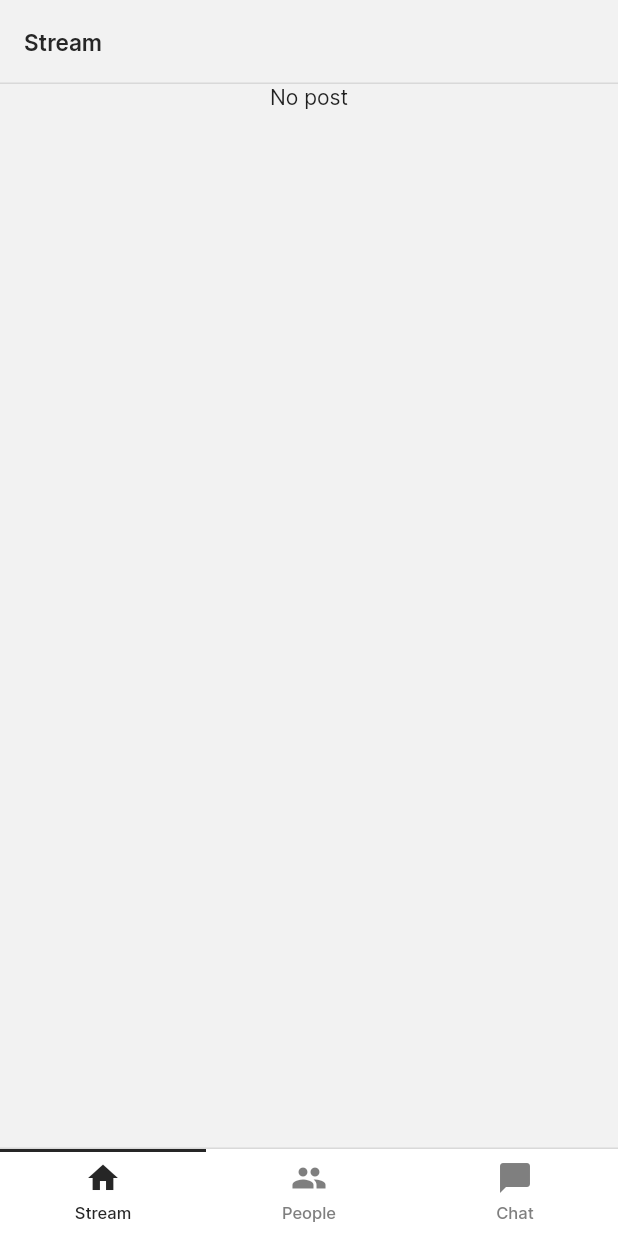
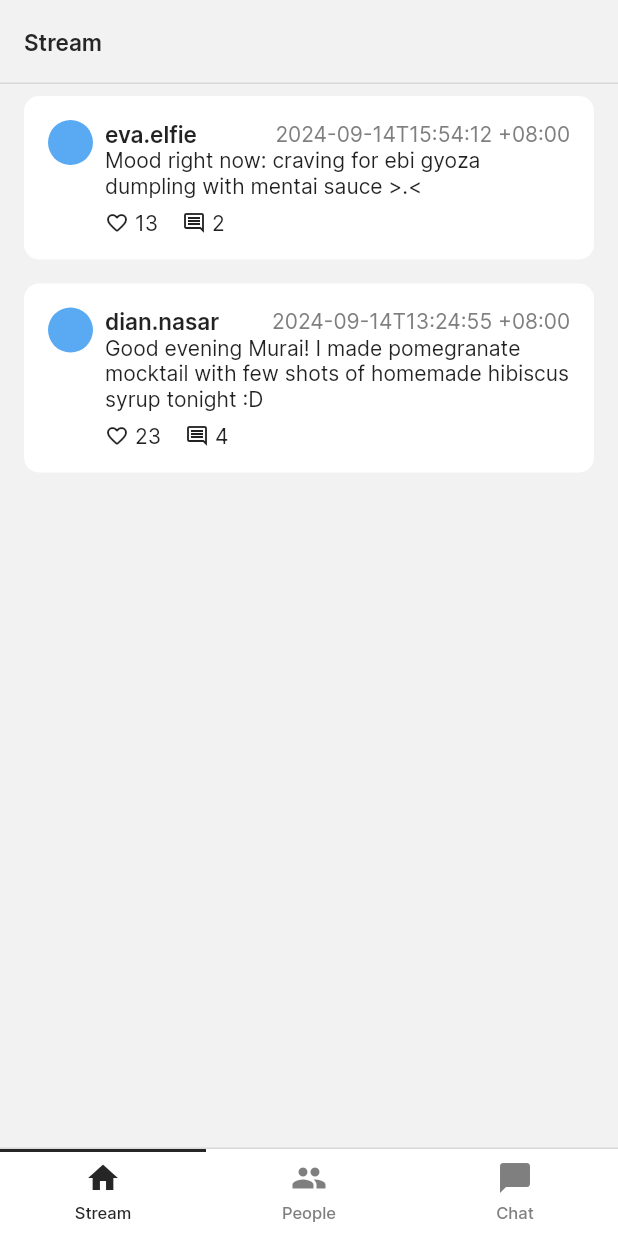
Before and after one commit to cwnuramirah/murai, a Flutter app: the screen it shows after launch, on a phone screen of 412 x 824 dp. Run offline on Flutter 3.47's test engine with Material 2 defaults, Android fonts, the phone set to English and light mode, and no system bars; our stand-ins replace bloc, equatable, flutter_bloc.

Commit message:
add bloc

```diff
--- /dev/null
+++ b/frontend/lib/bloc/post_bloc.dart
@@ -0,0 +1,48 @@
+import 'package:bloc/bloc.dart';
+import 'package:equatable/equatable.dart';
+import 'package:frontend/models/post_model.dart';
+
+part 'post_event.dart';
+part 'post_state.dart';
+
+class PostBloc extends Bloc<PostEvent, PostState> {
+  PostBloc() : super(PostInitial()) {
+    on<LoadPost>((event, emit) async {
+      await Future<void>.delayed(const Duration(seconds: 1));
+      emit(PostLoaded(allPost: _initList));
+    });
+    on<AddPost>((event, emit) {
+      if (state is PostLoaded) {
+        final state = this.state as PostLoaded;
+        emit(
+          PostLoaded(
+            allPost: List.from(state.allPost)..add(event.post),
+          ),
+        );
+      }
+    });
+  }
+}
+
+List<Post> _initList = [
+  const Post(
+    username: 'dian.nasar',
+    userId: 'dnn1309x',
+    timestamp: '2024-09-14T13:24:55 +08:00',
+    postId: '156546',
+    postContent:
+        "Good evening Murai! I made pomegranate mocktail with few shots of homemade hibiscus syrup tonight :D",
+    likeCount: 23,
+    replyCount: 4,
+  ),
+  const Post(
+    username: 'eva.elfie',
+    userId: 'evv1257w',
+    timestamp: '2024-09-14T15:54:12 +08:00',
+    postContent:
+        "Mood right now: craving for ebi gyoza dumpling with mentai sauce >.<",
+    postId: '156548',
+    likeCount: 13,
+    replyCount: 2,
+  ),
+];
--- /dev/null
+++ b/frontend/lib/bloc/post_event.dart
@@ -0,0 +1,19 @@
+part of 'post_bloc.dart';
+
+sealed class PostEvent extends Equatable {
+  const PostEvent();
+
+  @override
+  List<Object> get props => [];
+}
+
+class LoadPost extends PostEvent {}
+
+class AddPost extends PostEvent {
+  final Post post;
+
+  const AddPost(this.post);
+
+  @override
+  List<Object> get props => [post];
+}
--- /dev/null
+++ b/frontend/lib/bloc/post_state.dart
@@ -0,0 +1,23 @@
+part of 'post_bloc.dart';
+
+sealed class PostState extends Equatable {
+  const PostState();
+
+  @override
+  List<Object> get props => [];
+}
+
+final class PostInitial extends PostState {}
+
+final class PostLoading extends PostState {}
+
+final class PostLoaded extends PostState {
+  final List<Post> allPost;
+
+  const PostLoaded({required this.allPost});
+
+  @override
+  List<Object> get props => [allPost];
+}
+
+final class PostError extends PostState {}
--- a/frontend/lib/main.dart
+++ b/frontend/lib/main.dart
@@ -1,4 +1,6 @@
 import 'package:flutter/material.dart';
+import 'package:flutter_bloc/flutter_bloc.dart';
+import 'package:frontend/bloc/post_bloc.dart';
 import 'package:frontend/navigation.dart';
 
 void main() {
@@ -10,13 +12,16 @@ class MyApp extends StatelessWidget {
 
   @override
   Widget build(BuildContext context) {
-    return MaterialApp(
-      title: 'Murai',
-      theme: ThemeData(
-        fontFamily: 'Inter'
+    return MultiBlocProvider(
+      providers: [
+        BlocProvider(create: (context) => PostBloc()..add(LoadPost())),
+      ],
+      child: MaterialApp(
+        title: 'Murai',
+        theme: ThemeData(fontFamily: 'Inter'),
+        debugShowCheckedModeBanner: false,
+        home: const Navigation(),
       ),
-      debugShowCheckedModeBanner: false,
-      home: const Navigation(),
     );
   }
 }
--- /dev/null
+++ b/frontend/lib/models/post_model.dart
@@ -0,0 +1,51 @@
+
+class Post {
+  final String username;
+  final String userId;
+  final String timestamp;
+  final String postId;
+  final String? postContent;
+  final int likeCount;
+  final int replyCount;
+
+  const Post({
+    required this.username,
+    required this.userId,
+    required this.timestamp,
+    required this.postId,
+    this.postContent,
+    required this.likeCount,
+    required this.replyCount,
+  });
+
+  List<Object?> get props => [
+        username,
+        userId,
+        timestamp,
+        postId,
+        postContent,
+        likeCount,
+        replyCount,
+      ];
+
+  static List<Post> allPost = [
+    const Post(
+      username: 'dian.nasar',
+      userId: 'dnn1309x',
+      timestamp: '2024-09-14T13:24:55 +08:00',
+      postId: '156546',
+      postContent: "Good evening Murai! I made pomegranate mocktail with few shots of homemade hibiscus syrup tonight :D",
+      likeCount: 23,
+      replyCount: 4,
+    ),
+    const Post(
+      username: 'eva.elfie',
+      userId: 'evv1257w',
+      timestamp: '2024-09-14T15:54:12 +08:00',
+      postContent: "Mood right now: craving for ebi gyoza dumpling with mentai sauce >.<",
+      postId: '156548',
+      likeCount: 13,
+      replyCount: 2,
+    ),
+  ];
+}
--- a/frontend/lib/post_card.dart
+++ b/frontend/lib/post_card.dart
@@ -1,5 +1,3 @@
-import 'dart:js_interop';
-
 import 'package:flutter/material.dart';
 import 'package:frontend/theme.dart';
 
@@ -27,7 +25,10 @@ class _PostCardState extends State<PostCard> {
   @override
   Widget build(BuildContext context) {
     return Container(
-      margin: const EdgeInsets.all(StyledSize.md),
+      margin: const EdgeInsets.symmetric(
+        horizontal: StyledSize.md,
+        vertical: StyledSize.sm,
+      ),
       padding: const EdgeInsets.all(StyledSize.md),
       decoration: const BoxDecoration(
         color: StyledColor.white,
@@ -69,7 +70,7 @@ class _PostCardState extends State<PostCard> {
                 ),
 
                 // Body
-                widget.postContent.isNull
+                widget.postContent == null
                     ? const SizedBox.shrink()
                     : Text(
                         widget.postContent!,
--- a/frontend/lib/stream_page.dart
+++ b/frontend/lib/stream_page.dart
@@ -1,4 +1,7 @@
 import 'package:flutter/material.dart';
+import 'package:flutter_bloc/flutter_bloc.dart';
+import 'package:frontend/bloc/post_bloc.dart';
+import 'package:frontend/post_card.dart';
 import 'package:frontend/theme.dart';
 
 class StreamPage extends StatefulWidget {
@@ -28,14 +31,42 @@ class _StreamPageState extends State<StreamPage> {
         foregroundColor: StyledColor.black,
         elevation: 0,
       ),
-      body: const SingleChildScrollView(
-        child: Column(
-          children: [
-            Center(
-              child: Text('No post'),
-            )
-          ],
-        ),
+      body: const PostList(),
+    );
+  }
+}
+
+class PostList extends StatelessWidget {
+  const PostList({
+    super.key,
+  });
+
+  @override
+  Widget build(BuildContext context) {
+    return SingleChildScrollView(
+      child: BlocBuilder<PostBloc, PostState>(
+        builder: (context, state) {
+          if (state is PostInitial) {
+            return const Center(child: Text('Loading post...'));
+          }
+          if (state is PostLoaded) {
+            return Column(
+              verticalDirection: VerticalDirection.up,
+              children: [
+                for (int i = 0; i < state.allPost.length; i++)
+                  PostCard(
+                    username: state.allPost[i].username,
+                    timestamp: state.allPost[i].timestamp,
+                    postContent: state.allPost[i].postContent,
+                    likeCount: state.allPost[i].likeCount,
+                    replyCount: state.allPost[i].replyCount,
+                  )
+              ],
+            );
+          } else {
+            return const Center(child: Text('Something went wrong :('));
+          }
+        },
       ),
     );
   }
--- a/frontend/pubspec.yaml
+++ b/frontend/pubspec.yaml
@@ -36,6 +36,9 @@ dependencies:
   # Use with the CupertinoIcons class for iOS style icons.
   cupertino_icons: ^1.0.2
   http: ^1.1.0
+  bloc: ^8.1.4
+  flutter_bloc: ^8.1.6
+  equatable: ^2.0.5
 
 dev_dependencies:
   flutter_test:
```
Also changed, not shown: frontend/pubspec.lock, 2 other files.
